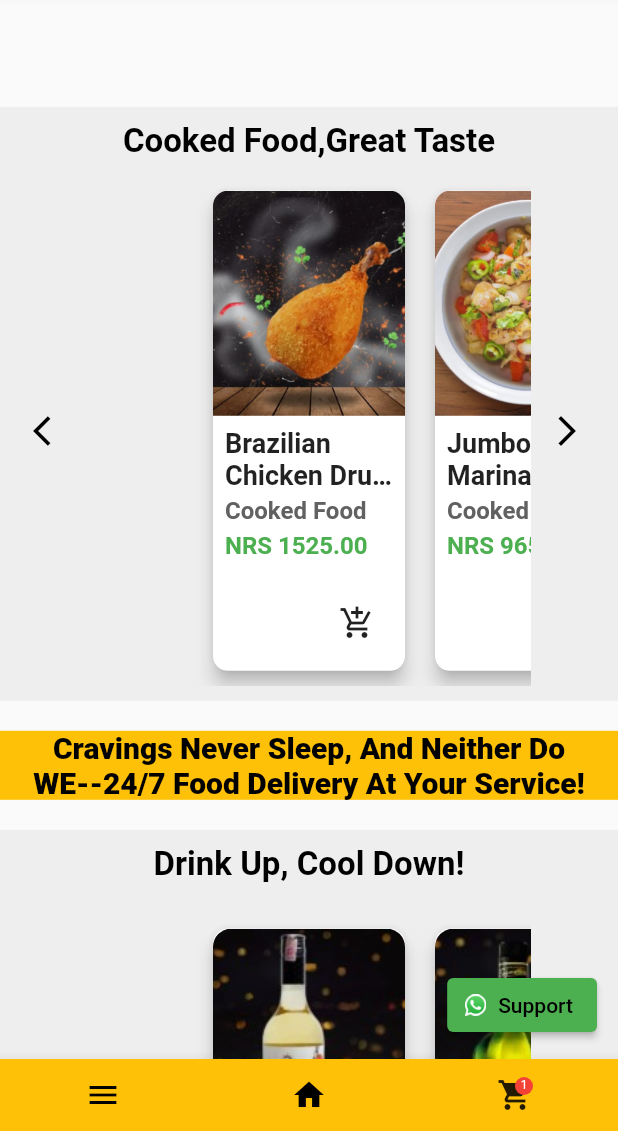
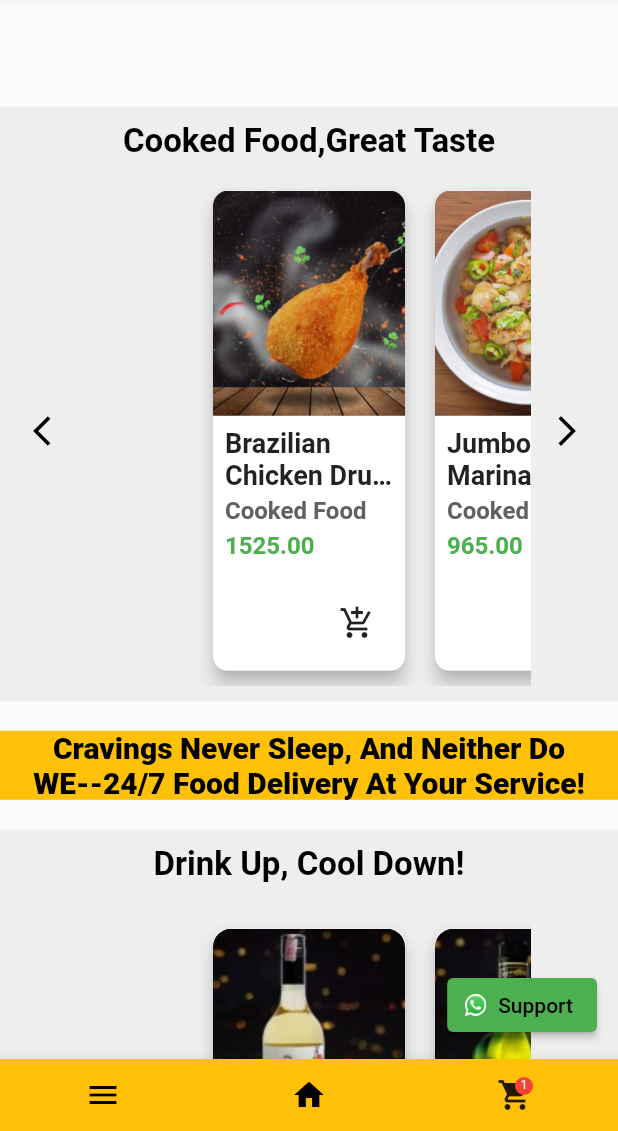
Before and after one commit to samir23bogati/chichii, a Flutter app: the screen it shows after launch, scrolled down 576 dp, after a tap on the "add shopping cart" icon, on a phone screen of 412 x 824 dp, the part 105-1236 px from its top. Run offline on Flutter 3.47's test engine with Material 3 defaults, Android fonts, the phone set to English and light mode, and no system bars; drawn by our look-alikes of carousel_slider; our stand-ins replace bloc, equatable, flutter_bloc.

Commit message:
cart page with total price and checkout setup

```diff
--- a/assets/json/foodpromo_items.json
+++ b/assets/json/foodpromo_items.json
@@ -1,32 +1,32 @@
 [
     {
         "title": "Brazilian Chicken Drum[1 Person]",
-        "price": "NRS 1525.00",
+        "price": "1525.00",
         "imageUrl": "assets/images/chickendrum.jpg"
     },
     {
         "title": "Jumbo Sour Marinated Chicken Sadeko[3 Person]",
-        "price": "NRS 965.00",
+        "price": "965.00",
         "imageUrl": "assets/images/sdhekochick.jpg"
     },
     {
         "title": "Brazilian Chicken Drum[1 Person]",
-       "price": "NRS 1525.00",
+       "price": "1525.00",
         "imageUrl": "assets/images/chickendrum.jpg"
     },
     {
         "title": "Jumbo Sour Marinated Chicken Sadeko[3 Person]",
-        "price": "NRS 965.00",
+        "price": "965.00",
         "imageUrl": "assets/images/sdhekochick.jpg"
     },
     {
         "title": "Jumbo Savoury Grilled Buff Sekuwa [1 Kg]",
-       "price": "Rs 799.00",
+       "price": "799.00",
         "imageUrl": "assets/images/sdhekochick.jpg"
     },
     {
         "title": "Jumbo Umami Fried and Stirred Chicken Chili [3]",
-       "price": "Rs 975.00",
+       "price": "975.00",
         "imageUrl": "assets/images/sdhekochick.jpg"
     }
 ]
--- a/lib/food_promopage1.dart
+++ b/lib/food_promopage1.dart
@@ -33,6 +33,8 @@ class _FoodPromopage1State extends State<FoodPromopage1> {
   }
 
  Future<void> _loadFoodPromoItems() async {
+  try{
+
     String jsonString = await rootBundle.loadString('assets/json/foodpromo_items.json');
     List<dynamic> jsonData = json.decode(jsonString);
     setState(() {
@@ -45,8 +47,11 @@ class _FoodPromopage1State extends State<FoodPromopage1> {
         };
       }).toList();
     });
-}
-
+  }catch (e) {
+      // Handle JSON load error
+      print("Error loading promo items: $e");
+    }
+  }
   @override
   void dispose() {
     _pageController.dispose();
@@ -87,9 +92,7 @@ class _FoodPromopage1State extends State<FoodPromopage1> {
         promoItems: promoItems,
         nextPage:_nextPage,
         previousPage:_previousPage,
-       // Pass the function to dispatch the event here
         onAddToCart: (CartItem item) {
-          // Here you can dispatch your event
           // Dispatch the event to CartBloc to add item to the cart
           context.read<CartBloc>().add(AddToCartEvent(item)); // Add to cart event
         },
@@ -250,7 +253,7 @@ class PromoItem extends StatelessWidget {
                         onPressed: () {
                            final cartItem = CartItem(
                             title: title,
-                            price: price,
+                            price: double.tryParse(price) ?? 0.0,
                             imageUrl: imageUrl,
                           );
                           onAddToCart(cartItem);
--- a/lib/model/cart_item.dart
+++ b/lib/model/cart_item.dart
@@ -1,6 +1,6 @@
 class CartItem {
   final String title;
-  final String price;
+  final double price;
   final String imageUrl;
   int quantity;
 
@@ -22,7 +22,7 @@ class CartItem {
   // CopyWith method to create a new CartItem with updated fields
   CartItem copyWith({
     String? title,
-    String? price,
+    double? price,
     String? imageUrl,
     int? quantity,
   }) {
```
Also changed, not shown: lib/blocs/foodpromo1/cart_bloc.dart (+18 -0 lines), lib/blocs/foodpromo1/cart_state.dart (+11 -0 lines), lib/cart_bloc.dart (+11 -3 lines), lib/homepage.dart (+7 -6 lines), lib/model/cartpage_track.dart (+38 -14 lines), 1 other file.
